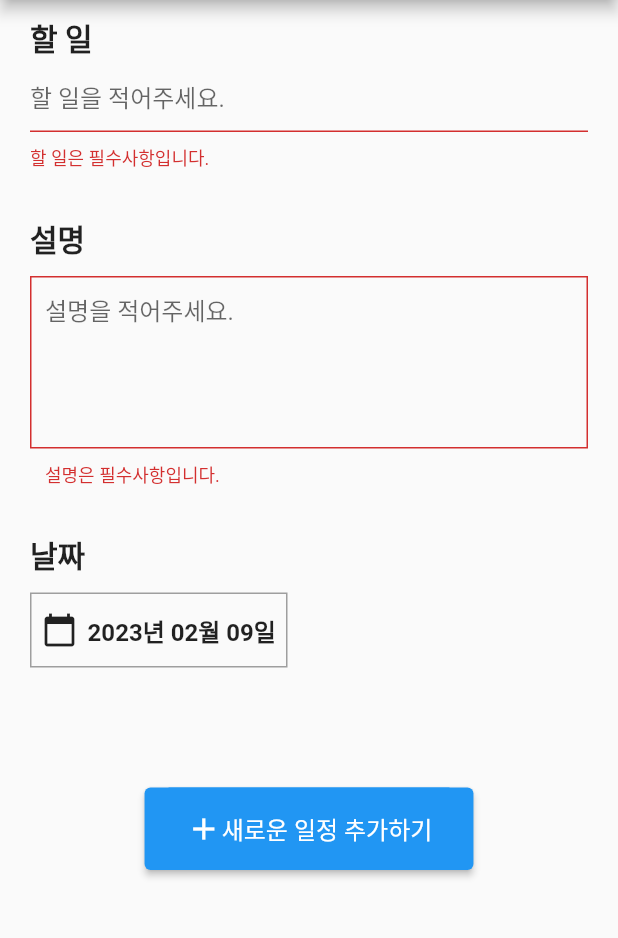
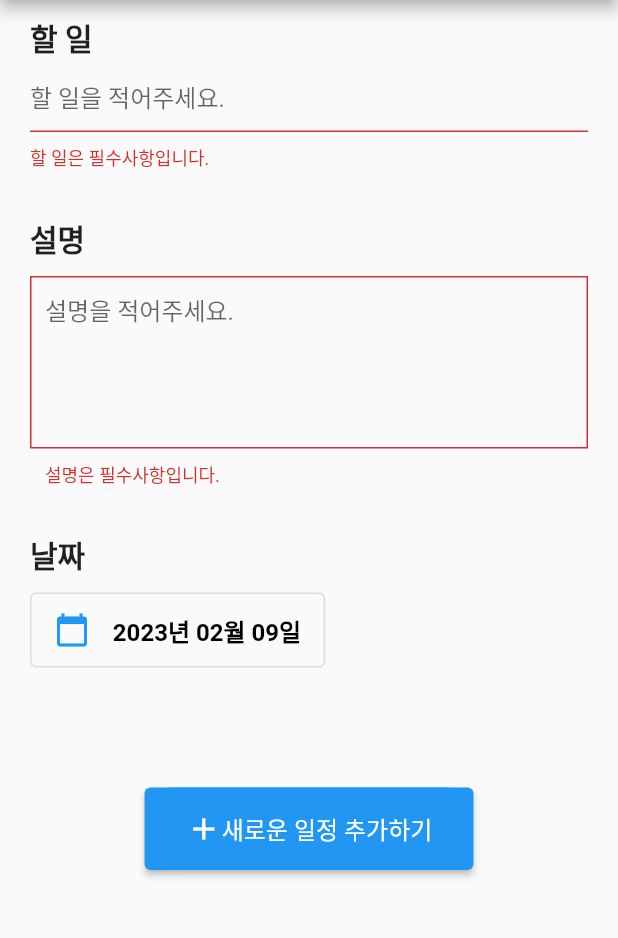
Before and after one commit to Uheeking/flutter_todo, a Flutter app: the screen it shows after launch, item 2 of the bottom bar chosen, after a tap on the "add" icon, on a phone screen of 412 x 824 dp, the part 84-1022 px from its top. Run offline on Flutter 3.47's test engine with Material 2 defaults, Android fonts, the phone set to English and light mode, and no system bars; our stand-ins replace get, sliding_up_panel, table_calendar.

Commit message:
상태관리 todo

```diff
--- a/lib/calendar.dart
+++ b/lib/calendar.dart
@@ -3,9 +3,11 @@ import 'package:flutter/src/widgets/container.dart';
 import 'package:flutter/src/widgets/framework.dart';
 import 'package:table_calendar/table_calendar.dart';
 import 'package:todo/bottomnavi.dart';
+import 'package:todo/controller/TodoController.dart';
 import 'package:todo/pages/todoAdd.dart';
 import 'package:sliding_up_panel/sliding_up_panel.dart';
 import 'package:intl/intl.dart';
+import 'package:get/get.dart';
 
 class Calendar extends StatefulWidget {
   const Calendar({super.key});
@@ -39,8 +41,6 @@ class _CalendarState extends State<Calendar> {
     return selectedEvents[day] ?? [];
   }
 
-  final _items = <ToDo>[];
-
   void _addTodo(ToDo todo) {
     setState(() {
       if (selectedEvents[selectedDay] != null) {
@@ -65,20 +65,6 @@ class _CalendarState extends State<Calendar> {
 
   var _calendarFormat = CalendarFormat.month;
 
-  _navigateAndDisplaySelection(BuildContext context) async {
-    DateTime focusedDay = DateTime.now();
-    var result = await Navigator.push(
-      context,
-      MaterialPageRoute(builder: (context) => TodoAdd(day: selectedDay)),
-    );
-
-    if (result?.todo != null && result?.description != null) {
-      _addTodo(ToDo(result.todo!, result.description!));
-    }
-    print(selectedEvents[selectedDay]);
-    print(selectedEvents);
-  }
-
   BorderRadiusGeometry radius = BorderRadius.only(
     topLeft: Radius.circular(24.0),
     topRight: Radius.circular(24.0),
@@ -93,8 +79,24 @@ class _CalendarState extends State<Calendar> {
 
   @override
   Widget build(BuildContext context) {
+    final controller = Get.put(TodoController());
+    _navigateAndDisplaySelection(BuildContext context) async {
+      DateTime focusedDay = DateTime.now();
+      var result = await Navigator.push(
+        context,
+        MaterialPageRoute(builder: (context) => TodoAdd(day: selectedDay)),
+      );
+
+      if (result?.todo != null && result?.description != null) {
+        _addTodo(ToDo(result.todo!, result.description!));
+      }
+
+      print(selectedEvents);
+    }
+
     return Scaffold(
       body: Stack(children: [
+        Text('uheekng'),
         SlidingUpPanel(
           maxHeight: MediaQuery.of(context).size.height / 1.8,
           parallaxEnabled: true,
@@ -129,7 +131,7 @@ class _CalendarState extends State<Calendar> {
                       context: context,
                       builder: (BuildContext context) {
                         return AlertDialog(
-                          title: Text('일정'),
+                          title: Text(todo.title),
                           content: SingleChildScrollView(
                               child: ListBody(
                             children: [
@@ -145,7 +147,6 @@ class _CalendarState extends State<Calendar> {
                           ],
                         );
                       });
-                  // _checkTodo(todo);
                 },
                 trailing: Row(mainAxisSize: MainAxisSize.min, children: [
                   IconButton(
@@ -165,7 +166,7 @@ class _CalendarState extends State<Calendar> {
                                 title: const Text('일정 삭제'),
                                 content: SingleChildScrollView(
                                     child: ListBody(
-                                  children: [
+                                  children: const [
                                     Text('일정을 삭제하시겠습니까?'),
                                   ],
                                 )),
@@ -175,12 +176,12 @@ class _CalendarState extends State<Calendar> {
                                         _deleteTodo(todo);
                                         Navigator.of(context).pop();
                                       },
-                                      child: Text('ok')),
+                                      child: const Text('ok')),
                                   ElevatedButton(
                                       onPressed: () {
                                         Navigator.of(context).pop();
                                       },
-                                      child: Text('cancel'))
+                                      child: const Text('cancel'))
                                 ],
                               );
                             });
@@ -241,7 +242,6 @@ class _CalendarState extends State<Calendar> {
           ),
         ),
       ]),
-      // bottomNavigationBar: const BottomNavi(),
     );
   }
 }
--- a/lib/controller/IndexController.dart
+++ b/lib/controller/IndexController.dart
@@ -1,12 +1,6 @@
 import 'package:get/get.dart';
 
 class IndexController extends GetxController {
-  // final count = 0.obs;
-
-  // void increment() {
-  //   count.value++;
-  //   // count(count.value + 1);
-  // }
   final selectedIndex = 0.obs;
 
   void onItemTapped(int index) {
--- a/lib/main.dart
+++ b/lib/main.dart
@@ -44,7 +44,8 @@ class SecondState extends State<Second> {
 
     return Obx(() => Scaffold(
         appBar: AppBar(
-          title: const Text('BottomNavigationBar Sample'),
+          centerTitle: true,
+          title: const Text('Todo List'),
         ),
         body: Center(
           child: _widgetOptions.elementAt(controller.selectedIndex.value),
--- a/lib/pages/todoAdd.dart
+++ b/lib/pages/todoAdd.dart
@@ -6,7 +6,6 @@ import 'package:get/get.dart';
 
 class TodoAdd extends StatefulWidget {
   final DateTime day;
-  // Datas datas = new Datas();
   const TodoAdd({super.key, required this.day});
 
   @override
@@ -104,23 +103,47 @@ class _TodoAddState extends State<TodoAdd> {
                 ),
                 Align(
                   alignment: Alignment.centerLeft,
+                  child: OutlinedButton(
                       child: Container(
-                    width: MediaQuery.of(context).size.width / 2.4,
+                        width: MediaQuery.of(context).size.width / 2.5,
                         height: 50,
-                    decoration: BoxDecoration(
-                        border: Border.all(width: 1, color: Colors.grey)),
                         child: Row(
-                        mainAxisAlignment: MainAxisAlignment.spaceEvenly,
-                        children: [
-                          const Icon(Icons.calendar_today),
+                          mainAxisAlignment: MainAxisAlignment.spaceBetween,
+                          children: <Widget>[
+                            Icon(Icons.calendar_today),
                             Text(
                               date,
                               style: const TextStyle(
-                                fontWeight: FontWeight.bold, fontSize: 16),
-                          )
-                        ]),
+                                  fontWeight: FontWeight.bold,
+                                  fontSize: 16,
+                                  color: Colors.black),
+                            ),
+                          ],
                         ),
                       ),
+                      onPressed: () {
+                        // _selectDate(contesxt, state);
+                      }),
+                ),
+                // Align(
+                //   alignment: Alignment.centerLeft,
+                //   child: Container(
+                //     width: MediaQuery.of(context).size.width / 2.4,
+                //     height: 50,
+                //     decoration: BoxDecoration(
+                //         border: Border.all(width: 1, color: Colors.grey)),
+                //     child: Row(
+                //         mainAxisAlignment: MainAxisAlignment.spaceEvenly,
+                //         children: [
+                //           const Icon(Icons.calendar_today),
+                //           Text(
+                //             date,
+                //             style: const TextStyle(
+                //                 fontWeight: FontWeight.bold, fontSize: 16),
+                //           )
+                //         ]),
+                //   ),
+                // ),
                 const SizedBox(
                   height: 80,
                 ),
@@ -162,6 +185,18 @@ class _TodoAddState extends State<TodoAdd> {
       ),
     );
   }
+
+  // Future<void> _selectDate(BuildContext context, TodoState state) async {
+  //   DateTime d = await showDatePicker(
+  //     context: context,
+  //     initialDate: DateTime.now(),
+  //     firstDate: DateTime(2020),
+  //     lastDate: DateTime(2050),
+  //   );
+
+  // selectDate = DateFormat('yyyy-MM-dd').format(d);
+  // _todoBloc.add(AddDateChanged(date: selectDate));
+  // }
 }
 
 class Datas {
```
Also changed, not shown: lib/controller/TodoController.dart (added, +13 -0 lines), lib/todolist.dart (added). Lines whose indentation alone changed are shown as unchanged.
